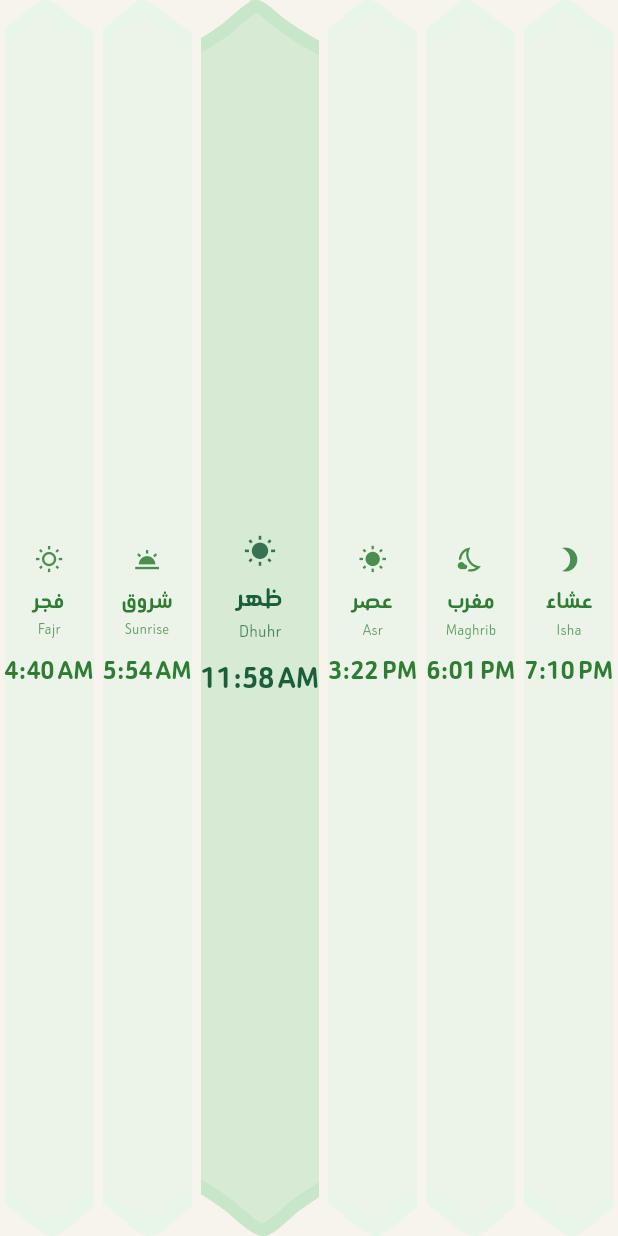
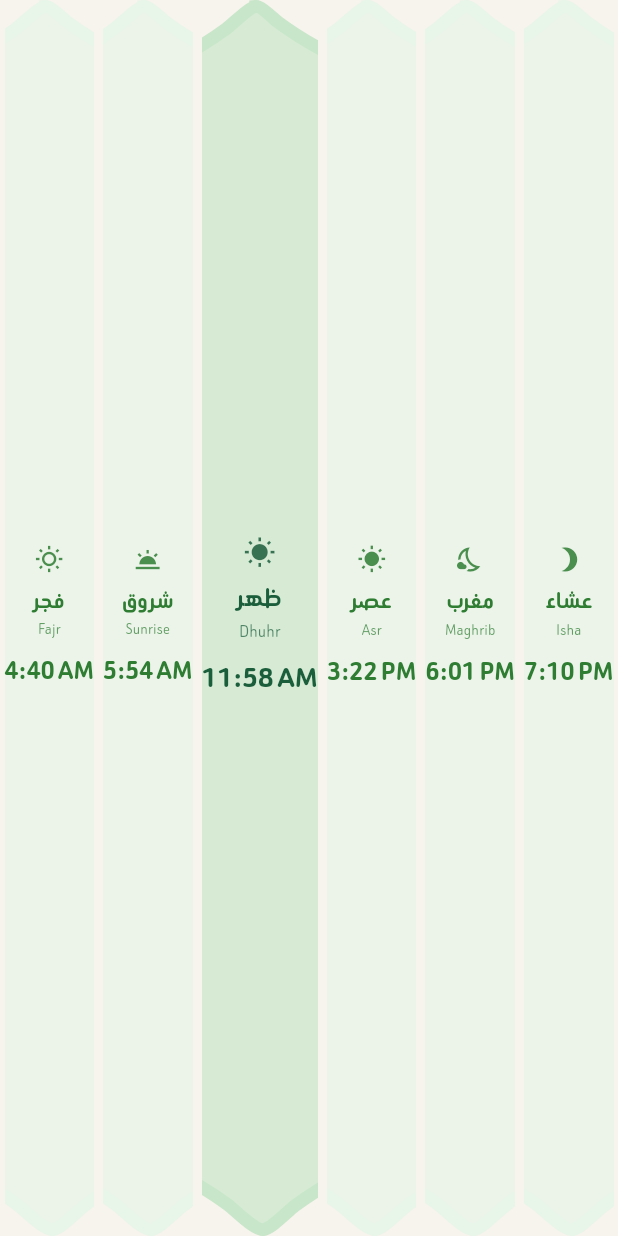
Before and after one commit to Mounir-Almzayek/Mosques, a Flutter app: the PrayerCardsRow widget shown alone on an empty page, opened directly with empty values, on a phone screen of 412 x 824 dp. Run offline on Flutter 3.47's test engine with Material 3 defaults, Android fonts, the phone set to English and light mode, and no system bars; our stand-ins replace adhan, cached_network_image, cloud_firestore, connectivity_plus, equatable, firebase_auth and 23 more; accounts and stored records are empty.

```diff
--- a/lib/core/utils/responsive_layout.dart
+++ b/lib/core/utils/responsive_layout.dart
@@ -53,10 +53,10 @@ class ResponsiveLayout {
   }
 
   static double getTabletFontSize(double mobileSize) => mobileSize * 0.8;
-  static double getDesktopFontSize(double mobileSize) => mobileSize * 0.3;
+  static double getDesktopFontSize(double mobileSize) => mobileSize * 0.75;
 
   static double getTabletIconSize(double mobileSize) => mobileSize * 0.8;
-  static double getDesktopIconSize(double mobileSize) => mobileSize * 0.3;
+  static double getDesktopIconSize(double mobileSize) => mobileSize * 0.75;
 }
 
 extension ResponsiveContext on BuildContext {
--- a/lib/features/auth/presentation/login_screen.dart
+++ b/lib/features/auth/presentation/login_screen.dart
@@ -83,7 +83,7 @@ class _LoginScreenState extends State<LoginScreen> {
                 left: 0,
                 right: 0,
                 child: Container(
-                  height: 5.h,
+                  height: context.responsive(5.h, tablet: 4, desktop: 4),
                   decoration: const BoxDecoration(
                     gradient: AppColors.accentGradient,
                   ),
@@ -107,20 +107,28 @@ class _LoginScreenState extends State<LoginScreen> {
                     return SingleChildScrollView(
                       physics: const BouncingScrollPhysics(),
                       padding: EdgeInsets.symmetric(
-                        horizontal: context.responsive(20.w, tablet: 48.w),
-                        vertical: 12.h,
+                        horizontal: context.responsive(20.w, tablet: 48, desktop: 48),
+                        vertical: context.responsive(12.h, tablet: 12, desktop: 12),
                       ),
+                      child: Center(
                         child: ConstrainedBox(
                           constraints: BoxConstraints(
                             minHeight:
                                 MediaQuery.sizeOf(context).height -
                                 MediaQuery.paddingOf(context).vertical -
                                 24,
+                            maxWidth: context.responsive(
+                              double.infinity,
+                              tablet: 500,
+                              desktop: 480,
+                            ),
                           ),
                           child: Column(
                           crossAxisAlignment: CrossAxisAlignment.stretch,
                           children: [
-                            SizedBox(height: 30.h),
+                            SizedBox(
+                              height: context.responsive(30.h, tablet: 30, desktop: 24),
+                            ),
                             Text(
                               s.bismillah,
                               textAlign: TextAlign.center,
@@ -133,16 +141,20 @@ class _LoginScreenState extends State<LoginScreen> {
                                 height: 1.6,
                               ),
                             ),
-                            SizedBox(height: 20.h),
+                            SizedBox(
+                              height: context.responsive(20.h, tablet: 20, desktop: 16),
+                            ),
                             Center(
                               child: Container(
-                                width: context.responsive(120.w, tablet: 140.w),
+                                width: context.responsive(120.w, tablet: 130, desktop: 120),
                                 padding: EdgeInsets.all(
-                                  context.responsive(14.w, tablet: 18.w),
+                                  context.responsive(14.w, tablet: 14, desktop: 14),
                                 ),
                                 decoration: BoxDecoration(
                                   color: Colors.white,
-                                  borderRadius: BorderRadius.circular(20.r),
+                                  borderRadius: BorderRadius.circular(
+                                    context.responsive(20.r, tablet: 20, desktop: 20),
+                                  ),
                                   boxShadow: [
                                     BoxShadow(
                                       color: AppColors.primary.withValues(
@@ -159,7 +171,9 @@ class _LoginScreenState extends State<LoginScreen> {
                                 ),
                               ),
                             ),
-                            SizedBox(height: 24.h),
+                            SizedBox(
+                              height: context.responsive(24.h, tablet: 24, desktop: 20),
+                            ),
                             Text(
                               s.login_title,
                               textAlign: TextAlign.center,
@@ -170,7 +184,9 @@ class _LoginScreenState extends State<LoginScreen> {
                                 letterSpacing: 0.3,
                               ),
                             ),
-                            SizedBox(height: 8.h),
+                            SizedBox(
+                              height: context.responsive(8.h, tablet: 8, desktop: 8),
+                            ),
                             Text(
                               s.login_subtitle,
                               textAlign: TextAlign.center,
@@ -179,14 +195,18 @@ class _LoginScreenState extends State<LoginScreen> {
                                 color: AppColors.secondaryText,
                               ),
                             ),
-                            SizedBox(height: 28.h),
+                            SizedBox(
+                              height: context.responsive(28.h, tablet: 28, desktop: 24),
+                            ),
                             Container(
                               padding: EdgeInsets.all(
-                                context.responsive(20.w, tablet: 28.w),
+                                context.responsive(20.w, tablet: 24, desktop: 24),
                               ),
                               decoration: BoxDecoration(
                                 color: Colors.white,
-                                borderRadius: BorderRadius.circular(22.r),
+                                borderRadius: BorderRadius.circular(
+                                  context.responsive(22.r, tablet: 22, desktop: 22),
+                                ),
                                 border: Border.all(
                                   color: AppColors.primaryWhisper.withValues(
                                     alpha: 0.9,
@@ -233,7 +253,9 @@ class _LoginScreenState extends State<LoginScreen> {
                                         size: context.adaptiveIcon(22.sp),
                                       ),
                                     ),
-                                    SizedBox(height: 18.h),
+                                    SizedBox(
+                                      height: context.responsive(18.h, tablet: 18, desktop: 16),
+                                    ),
                                     CustomTextField(
                                       controller: _passwordController,
                                       focusNode: _passwordFocusNode,
@@ -260,7 +282,9 @@ class _LoginScreenState extends State<LoginScreen> {
                                         size: context.adaptiveIcon(22.sp),
                                       ),
                                     ),
-                                    SizedBox(height: 28.h),
+                                    SizedBox(
+                                      height: context.responsive(28.h, tablet: 28, desktop: 24),
+                                    ),
                                     AppButton.elevated(
                                       label: s.login_button,
                                       isLoading: loading,
@@ -272,7 +296,9 @@ class _LoginScreenState extends State<LoginScreen> {
                                 ),
                               ),
                             ),
-                            SizedBox(height: 24.h),
+                            SizedBox(
+                              height: context.responsive(24.h, tablet: 24, desktop: 20),
+                            ),
                             Text(
                               s.tawakkul_quote,
                               textAlign: TextAlign.center,
@@ -285,7 +311,9 @@ class _LoginScreenState extends State<LoginScreen> {
                                 fontStyle: FontStyle.italic,
                               ),
                             ),
-                            SizedBox(height: 24.h),
+                            SizedBox(
+                              height: context.responsive(24.h, tablet: 24, desktop: 20),
+                            ),
                             FutureBuilder(
                               future: sl<IAppSettingsRepository>().getAppSettings(),
                               builder: (context, snapshot) {
@@ -305,6 +333,7 @@ class _LoginScreenState extends State<LoginScreen> {
                           ],
                         ),
                       ),
+                      ),
                     );
                   },
                 ),
--- a/lib/features/display/presentation/widgets/prayer/prayer_cards_row.dart
+++ b/lib/features/display/presentation/widgets/prayer/prayer_cards_row.dart
@@ -11,6 +11,9 @@ class PrayerCardsRow extends StatelessWidget {
   final DesignSettingsModel designSettings;
   final PrayerTimesHelper helper;
   final DateTime now;
+
+  /// Ratio of the focused card width to an inactive card width.
+  /// 1.0 = all equal, 2.0 = active card is 2× wider.
   final double focusScale;
 
   const PrayerCardsRow({
@@ -29,8 +32,26 @@ class PrayerCardsRow extends StatelessWidget {
     final phase = helper.getPrayerDisplayPhase(now, preAdhanMinutes: preAdhanMin);
     final slots = PrayerDisplaySlot.values;
     final isFriday = now.weekday == DateTime.friday;
+    final slotCount = slots.length;
+
+    // Clamp focusScale to sensible range (at least 1.0)
+    final effectiveScale = focusScale.clamp(1.0, 5.0);
+
+    // Calculate width fractions:
+    // denominator = effectiveScale + (slotCount - 1) * 1.0
+    // activeWidth  = effectiveScale / denominator
+    // inactiveWidth = 1.0 / denominator
+    final denominator = effectiveScale + (slotCount - 1);
+    final activeFraction = effectiveScale / denominator;
+    final inactiveFraction = 1.0 / denominator;
 
     return LayoutBuilder(builder: (context, outer) {
+      final totalWidth = outer.maxWidth;
+      final hPad = (totalWidth * 0.006).clamp(3.0, 10.0);
+      // Total padding consumed by all cards
+      final totalPadding = hPad * 2 * slotCount;
+      final usableWidth = totalWidth - totalPadding;
+
       return Row(
         crossAxisAlignment: CrossAxisAlignment.stretch,
         children: slots.map((slot) {
@@ -41,14 +62,16 @@ class PrayerCardsRow extends StatelessWidget {
                   now.day == azanTime.day) ||
               (isFocusCard && phase.kind == PrayerDisplayPhaseKind.graceAfterIqama);
 
-          final flex = isFocusCard ? (focusScale * 10).round() : 10;
+          final targetWidth = isFocusCard
+              ? usableWidth * activeFraction
+              : usableWidth * inactiveFraction;
 
-          return Expanded(
-            flex: flex,
-            child: Padding(
-              padding: EdgeInsets.symmetric(
-                horizontal: (outer.maxWidth * 0.006).clamp(3.0, 10.0),
-              ),
+          return Padding(
+            padding: EdgeInsets.symmetric(horizontal: hPad),
+            child: AnimatedContainer(
+              duration: const Duration(milliseconds: 600),
+              curve: Curves.easeInOutCubic,
+              width: targetWidth,
               child: DisplayPrayerCard(
                 slot: slot,
                 azanTime: azanTime,
```
Also changed, not shown: lib/features/settings/presentation/widgets/profile/profile_info_card.dart (+7 -6 lines), lib/features/splash/presentation/splash_screen.dart (+27 -17 lines). Lines whose indentation alone changed are shown as unchanged.
